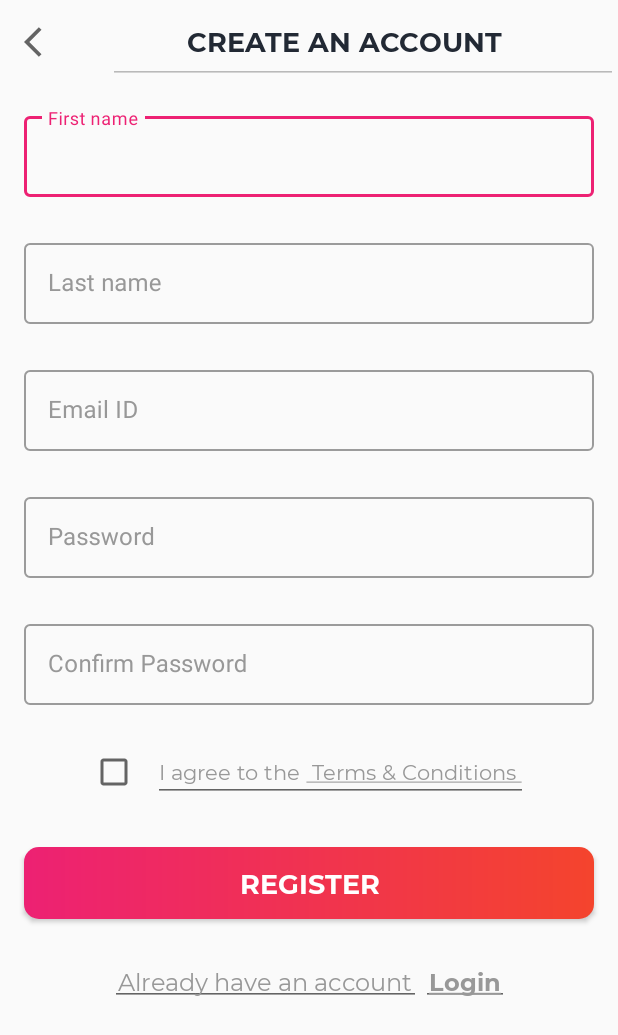
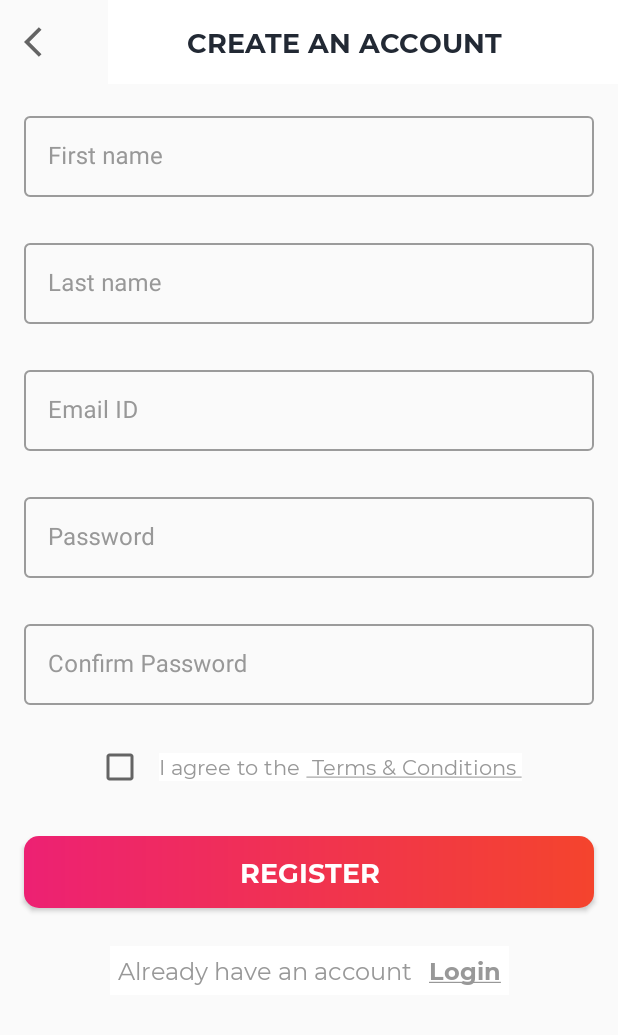
Before and after one commit to Aaron-Cartier/E-Commerce_App, an Android app: the RegisterActivity screen opened directly, with no data from a screen before it, on a phone screen of 412 x 824 dp. Shown: the top 1035 px of the screen. Run offline under Robolectric (Android 15) with nearby library versions, the phone set to English and light mode, and no system bars; our stand-ins replace Firebase (no records; nobody signed in at launch, a user with empty details on screens opened directly).

Commit message:
Commit #17 - Removed deprecated "editable="false"" from XML, added isFocusable = false to the classes instead, this was added because clicking on text was bringing up the edit text mode. Also, changed the background colour of text to white to remove the underlining that was happening.

```diff
--- a/app/src/main/java/com/example/e_commerce/utils/EditText.kt
+++ b/app/src/main/java/com/example/e_commerce/utils/EditText.kt
@@ -15,5 +15,6 @@ class EditText(context: Context, attributeSet: AttributeSet) : AppCompatEditText
         //this is used to get the file from the assets folder
         val boldTypeface: Typeface = Typeface.createFromAsset(context.assets, "Montserrat-Regular.ttf")
         typeface = typeface
+        isFocusable = false
     }
 }
--- a/app/src/main/java/com/example/e_commerce/utils/TextView.kt
+++ b/app/src/main/java/com/example/e_commerce/utils/TextView.kt
@@ -14,5 +14,6 @@ class TextView(context: Context, attributeSet: AttributeSet) : AppCompatEditText
         //This is used to get the file from assets folder and set it to the title textView.
         val typeFace: Typeface = Typeface.createFromAsset(context.assets, "Montserrat-Regular.ttf")
         typeface = typeFace
+        isFocusable = false
     }
 }
--- a/app/src/main/java/com/example/e_commerce/utils/TextViewBold.kt
+++ b/app/src/main/java/com/example/e_commerce/utils/TextViewBold.kt
@@ -14,6 +14,7 @@ class TextViewBold(context: Context, attributeSet: AttributeSet) : AppCompatEdit
         //This is used to get the file from assets folder and set it to the title textView.
         val typeFace: Typeface = Typeface.createFromAsset(context.assets, "Montserrat-Bold.ttf")
         typeface = typeFace
+        isFocusable = false
     }
 
 
--- a/app/src/main/res/layout/activity_register.xml
+++ b/app/src/main/res/layout/activity_register.xml
@@ -22,8 +22,8 @@
             android:paddingStart="@dimen/toolbar_title_paddingStart"
             android:paddingEnd="0dp"
             android:text="@string/create_an_account"
-            android:enabled="false"
             android:textColor="@color/colorPrimaryText"
+            android:background="@color/colorWhite"
             android:textSize="@dimen/toolbar_title_text_size" />
 
     </androidx.appcompat.widget.Toolbar>
@@ -182,8 +182,8 @@
                     android:layout_height="wrap_content"
                     android:layout_marginStart="@dimen/txt_terms_condition_marginStart"
                     android:text="@string/i_agree_to_the_terms_and_conditions"
-                    android:editable="false"
                     android:textColor="@color/colorSecondaryText"
+                    android:background="@color/colorWhite"
                     android:textSize="@dimen/txt_terms_condition_textSize" />
             </LinearLayout>
 
@@ -223,8 +223,8 @@
                     android:layout_height="wrap_content"
                     android:padding="@dimen/clickable_text_view_padding"
                     android:text="@string/already_have_an_account"
-                    android:editable="false"
                     android:textColor="@color/colorSecondaryText"
+                    android:background="@color/colorWhite"
                     android:textSize="@dimen/lbl_text_view_textSize" />
 
                 <com.example.e_commerce.utils.TextViewBold
@@ -234,8 +234,8 @@
                     android:foreground="?attr/selectableItemBackground"
                     android:padding="@dimen/clickable_text_view_padding"
                     android:text="@string/login"
-                    android:editable="false"
                     android:textColor="@color/colorSecondaryText"
+                    android:background="@color/colorWhite"
                     android:textSize="@dimen/lbl_text_view_textSize" />
             </LinearLayout>
         </androidx.constraintlayout.widget.ConstraintLayout>
--- a/app/src/main/res/layout/activity_splash.xml
+++ b/app/src/main/res/layout/activity_splash.xml
@@ -13,6 +13,7 @@
         android:layout_height="wrap_content"
         android:text="@string/app_name"
         android:textColor="@color/colorWhite"
+        android:backgroundTint="@color/colorThemePink"
         android:textSize="@dimen/splash_title_text_size"
         app:layout_constraintBottom_toBottomOf="parent"
         app:layout_constraintEnd_toEndOf="parent"
```
Also changed, not shown: app/src/main/res/layout/activity_login.xml (+7 -2 lines).
